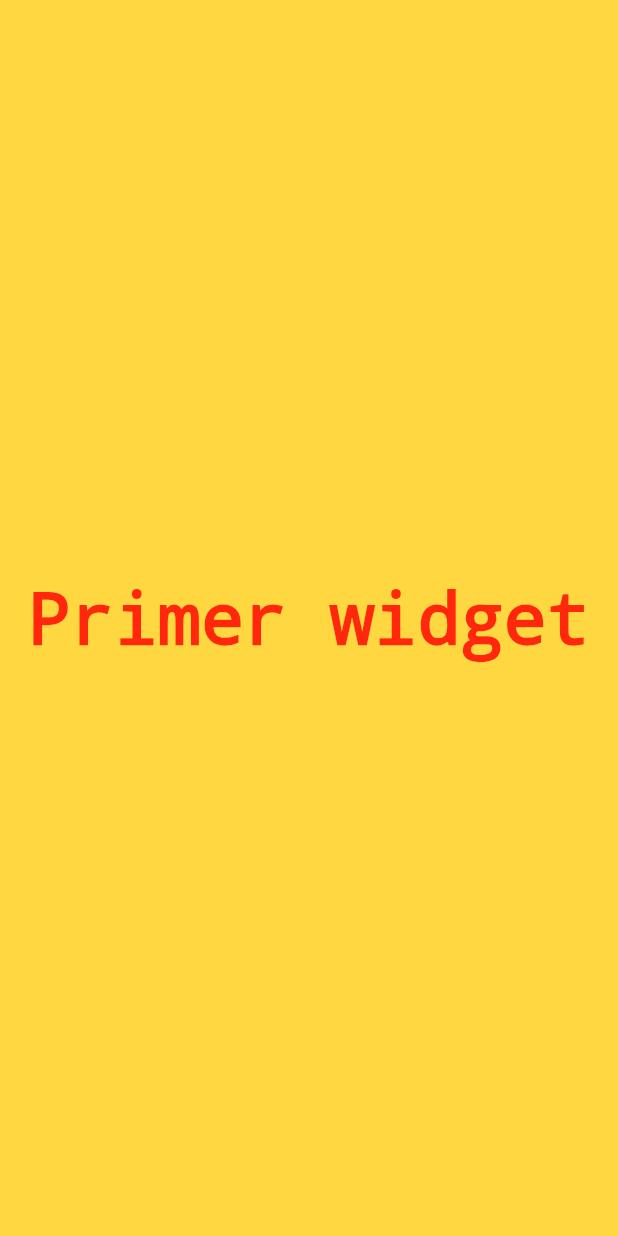
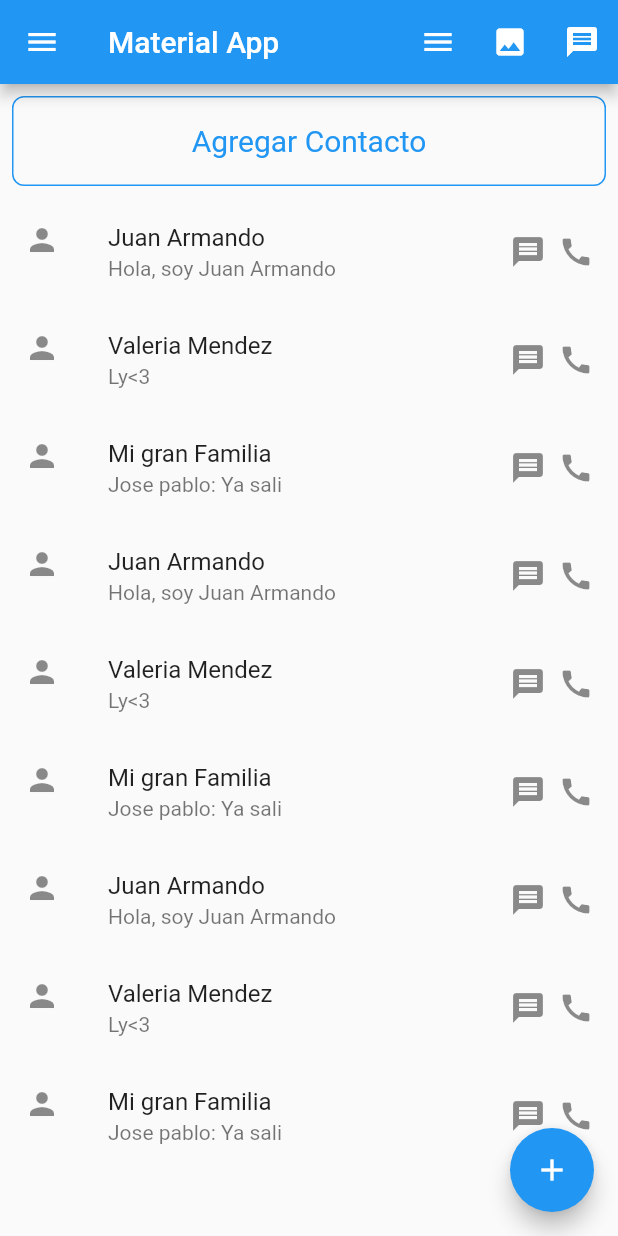
Before and after one commit to JuanAispuro/CursoFlutter, a Flutter app: the screen it shows after launch, on a phone screen of 412 x 824 dp. Run offline on Flutter 3.47's test engine with Material 2 defaults, Android fonts, the phone set to English and light mode, and no system bars.

Commit message:
Hasta la sección 4, 21/10/2022 Laptop

```diff
--- /dev/null
+++ b/lib/controllers/main_controller.dart
@@ -0,0 +1,3 @@
+void presionadDeBoton() {
+  print('Controlador Presionado');
+}
--- /dev/null
+++ b/lib/controllers/theme_controller.dart
@@ -0,0 +1,13 @@
+import 'package:flutter/cupertino.dart';
+
+class ThemeController {
+  ValueNotifier<bool> isDark = ValueNotifier<bool>(false);
+
+  //Asi se pone el constructor de tipo privado.
+  static final ThemeController instancia = ThemeController._();
+  ThemeController._();
+  //Metodo para cambiar el valor.
+  void ChangeTheme(bool value) {
+    isDark.value = value;
+  }
+}
--- a/lib/main.dart
+++ b/lib/main.dart
@@ -1,4 +1,8 @@
+import 'package:curso_flutter_basico/controllers/theme_controller.dart';
+import 'package:curso_flutter_basico/ui/ui.pages/Home_page.dart';
+import 'package:curso_flutter_basico/ui/ui.pages/form_contacto_page.dart';
 import 'package:flutter/material.dart';
+import 'package:flutter/cupertino.dart';
 
 void main() {
   runApp(MyApp());
@@ -6,26 +10,37 @@ void main() {
 
 class MyApp extends StatelessWidget {
   //this is the root of your application.
+
+  ThemeController _controller = ThemeController.instancia;
+
   @override
   Widget build(BuildContext context) {
+    //Widget Padre
+    //Con este widget podemos cambiar el tema de la aplicacion.
+    return ValueListenableBuilder(
+      valueListenable: _controller.isDark,
+      builder: (context, value, child) {
         return MaterialApp(
             title: 'Flutter Demo',
+            //Tema de la aplicacion
             theme: ThemeData(
+              //Tipo de para el texto del tema
+              // textTheme: TextTheme(),
+              //Aqui el background color no funciona.
+              //brightness: Brightness.light,
+              //if ? :
+              brightness: value ? Brightness.dark : Brightness.light,
               primarySwatch: Colors.blue,
               visualDensity: VisualDensity.adaptivePlatformDensity,
             ),
-      home: Container(
-        color: Colors.amberAccent,
-        //Style para editar.
-        //Center widget de posicionamiento.
-        child: Center(
-          child: Text(
-            'Primer widget',
-            textAlign: TextAlign.center,
-            style: TextStyle(decoration: TextDecoration.none),
-          ),
-        ),
-      ),
+            //Container
+            //Scaffold nuevo widget(para implementar el material design)
+            //Siend capaz de implementar un navbar.
+            home: HomePage());
+      },
     );
   }
 }
+
+//Flutter iniciar clases con mayusculas
+//Debemos retornar un widget por defecto
--- /dev/null
+++ b/lib/models/persona_model.dart
@@ -0,0 +1,44 @@
+import 'package:flutter/material.dart';
+
+//Aqui pondremos una clase de la información para nuestro widget
+//icondata ocupa importar los datos
+class Personamodelo {
+  //Atributos principales
+  final IconData? iconizquierda;
+  final IconData? iconderecha;
+  final String nombre;
+  final String description;
+  final String nickName;
+
+  Personamodelo(
+      {required this.description,
+      this.iconderecha,
+      this.iconizquierda,
+      required this.nombre,
+      required this.nickName});
+}
+
+ Personamodelo persona1 = Personamodelo(
+    nombre: 'Juan Armando',
+    description: 'Hola, soy Juan Armando',
+    iconderecha: Icons.message,
+    iconizquierda: Icons.person,nickName: 'Juancho'
+
+    //error nickname data == null
+  );
+   Personamodelo persona2 = Personamodelo(
+    nombre: 'Valeria Mendez',
+    description: 'Ly<3',
+    iconderecha: Icons.message,
+    iconizquierda: Icons.person,nickName: 'Amors'
+
+    //error nickname data == null
+  );
+   Personamodelo persona3 = Personamodelo(
+    nombre: 'Mi gran Familia',
+    description: 'Jose pablo: Ya sali',
+    iconderecha: Icons.message,
+    iconizquierda: Icons.person,nickName: 'Grupo'
+
+    //error nickname data == null
+  );
--- /dev/null
+++ b/lib/ui/ui.pages/Home_page.dart
@@ -0,0 +1,125 @@
+import 'package:curso_flutter_basico/models/persona_model.dart';
+import 'package:curso_flutter_basico/ui/ui.pages/ui%20widgets/custom_buttons.dart';
+import 'package:curso_flutter_basico/ui/ui.pages/ui%20widgets/custom_liststyle.dart';
+import 'package:flutter/material.dart';
+
+//Creamos una lista con los valores
+List<Personamodelo> persons = [
+  persona1,
+  persona2,
+  persona3,
+  persona1,
+  persona2,
+  persona3,
+  persona1,
+  persona2,
+  persona3
+];
+List<Widget> pages = [
+  Container(
+      child: Column(
+    children: <Widget>[
+      CustomButton(), //Ahora es un  clase.
+      Expanded(
+        child: ListView.builder(
+          //contar items (en este caso las personas.)
+          itemCount: persons.length,
+          itemBuilder: (context, picker) {
+            return Dismissible(
+                background: Container(
+                  color: Colors.red,
+                ),
+                onDismissed: (direction) => persons.removeAt(picker),
+                //Ponemos la posición o otro elemento por ejemplo es normal
+                //El id.
+                key: Key(picker.toString()),
+                child: CustomListTile(person: persons[picker]));
+          },
+        ),
+      )
+    ],
+  )),
+  Container(color: Colors.red),
+];
+
+class HomePage extends StatefulWidget {
+  @override
+  State<HomePage> createState() => _HomePageState();
+}
+
+class _HomePageState extends State<HomePage> {
+  String titulo = 'Material App';
+  late int picker;
+
+  @override
+  void initState() {
+    super.initState();
+    picker = 0;
+  }
+  //key global
+
+  @override
+  Widget build(BuildContext context) {
+    return Scaffold(
+        key: homekey,
+        drawer: Drawer(
+          child: Column(
+            children: <Widget>[
+              DrawerHeader(
+                  padding: EdgeInsets.zero, //No tendra padding.
+                  child: Container(
+                    color: Theme.of(context).primaryColor,
+                  )),
+              ListTile(
+                  title: Text('Inicio'),
+                  onTap: () {
+                    Navigator.pop(context); //Para cerrarlo
+                    setState(() {
+                      picker = 0;
+                    });
+                  }),
+              ListTile(
+                title: Text('Segunda Pantalla'),
+                onTap: () {
+                  Navigator.pop(context);
+                  setState(() {
+                    picker = 1;
+                  });
+                },
+              )
+            ],
+          ),
+        ),
+        //Por la guia de estilo el boton se queda en la parte derecha inferior.
+        //(Icon) los iconos relacionados con material desing.
+        floatingActionButton: Builder(
+          builder: (BuildContext context) {
+            return FloatingActionButton(
+              onPressed: () {
+                //Se tiene que utilizar scaffoldMessenger para el showsnackbar
+                ScaffoldMessenger.of(context)
+                    .showSnackBar(SnackBar(content: Text("Login failed")));
+                print('Hola Mundo');
+              },
+              child: Icon(Icons.add),
+            );
+          },
+        ),
+        appBar: AppBar(
+          //Acciones
+          actions: <Widget>[
+            IconButton(onPressed: () {}, icon: Icon(Icons.menu)),
+            IconButton(onPressed: () {}, icon: Icon(Icons.image)),
+            IconButton(onPressed: () {}, icon: Icon(Icons.message))
+          ],
+
+          ///Background color para el appbar
+          //leading(boton en la izquierda.)
+          title: Text(titulo),
+        ),
+        //implementar el cuerpoo con (Body)
+        body: pages[picker]);
+  }
+}
+
+GlobalKey<ScaffoldState> homekey = GlobalKey<ScaffoldState>();
--- /dev/null
+++ b/lib/ui/ui.pages/ui widgets/custom_buttons.dart
@@ -0,0 +1,57 @@
+import 'package:curso_flutter_basico/controllers/main_controller.dart';
+import 'package:curso_flutter_basico/controllers/theme_controller.dart';
+import 'package:curso_flutter_basico/ui/ui.pages/Home_page.dart';
+import 'package:curso_flutter_basico/ui/ui.pages/form_contacto_page.dart';
+import 'package:flutter/material.dart';
+
+class CustomButton extends StatelessWidget {
+  //Escucha la información
+  //Clases y objetos.
+  ValueNotifier<String> titulo = ValueNotifier<String>("Agregar Contacto");
+  ThemeController _controller = ThemeController.instancia;
+
+  @override
+  Widget build(BuildContext context) {
+    return InkWell(
+      //El gesture detector hace más para presionarlos.
+      //inkwell nomas un presionado y  presionado largo
+      //inkell puede usar tambien material design como su despliegue y naturalez.
+      onTap: () {
+        presionadDeBoton();
+        titulo.value = "Value notifier button";
+        // _controller.ChangeTheme(true);
+        //widget para navegar entre pantallas.
+        //push ingresar una nueva ruta
+        // Navigator.of(context).push(MaterialPageRoute(builder: (context) {
+        //   return FormContactoPage();
+        ScaffoldMessenger.of(context).showSnackBar(SnackBar(content: Text("Login failed")));
+        Navigator.push(context, MaterialPageRoute(builder: (context) {
+          return FormContactoPage();
+        }));
+      },
+      //widget valueListablebuilder[permite adicionar un pequeno notificador]
+      child: ValueListenableBuilder(
+        valueListenable: titulo,
+        builder: (context, value, child) {
+          return Container(
+              height: 60.0,
+              width: double.infinity,
+              decoration: BoxDecoration(
+                  //Con theme of context, nos referimos al tema del contexto.
+                  border: Border.all(color: Theme.of(context).primaryColor),
+                  borderRadius: BorderRadius.circular(8.0)),
+              margin: EdgeInsets.all(8.0),
+              padding: EdgeInsets.all(8.0),
+              child: Center(
+                child: Text(
+                  //Para acceder al valor es titulo.value
+                  value,
+                  style: TextStyle(
+                      color: Theme.of(context).primaryColor, fontSize: 20.0),
+                ),
+              ));
+        },
+      ),
+    );
+  }
+}
--- /dev/null
+++ b/lib/ui/ui.pages/ui widgets/custom_liststyle.dart
@@ -0,0 +1,37 @@
+import 'package:curso_flutter_basico/models/persona_model.dart';
+import 'package:flutter/material.dart';
+import 'package:curso_flutter_basico/ui/ui.pages/detallecontacto_page.dart';
+
+class CustomListTile extends StatelessWidget {
+  final Personamodelo person;
+  CustomListTile({required this.person});
+
+  @override
+  Widget build(BuildContext context) {
+    return ListTile(
+      onTap: () {
+        Navigator.push(context,MaterialPageRoute(builder: (context){
+          return DetallesContactoPage(persona: person,
+          contenido: person.nombre.contains("Valeria")? "Nuevo Contenido": "Nuevo Contenido");
+        }));
+
+      },
+      // no existe setstate para los statelesswidget
+      trailing: SizedBox(
+        //Sizedbox padre
+        width: 100.00,
+        child: Row(
+          mainAxisAlignment: MainAxisAlignment.end,
+          children: <Widget>[
+            Icon(person.iconderecha),
+            SizedBox(width: 8.00),
+            Icon(Icons.call)
+          ],
+        ),
+      ),
+      leading: Icon(person.iconizquierda),
+      title: Text(person.nombre),
+      subtitle: Text(person.description),
+    );
+  }
+}
```
Also changed, not shown: lib/ui/ui.pages/detallecontacto_page.dart (added, +21 -0 lines), lib/ui/ui.pages/form_contacto_page.dart (added, +27 -0 lines), 3 other files. Lines whose indentation alone changed are shown as unchanged.
